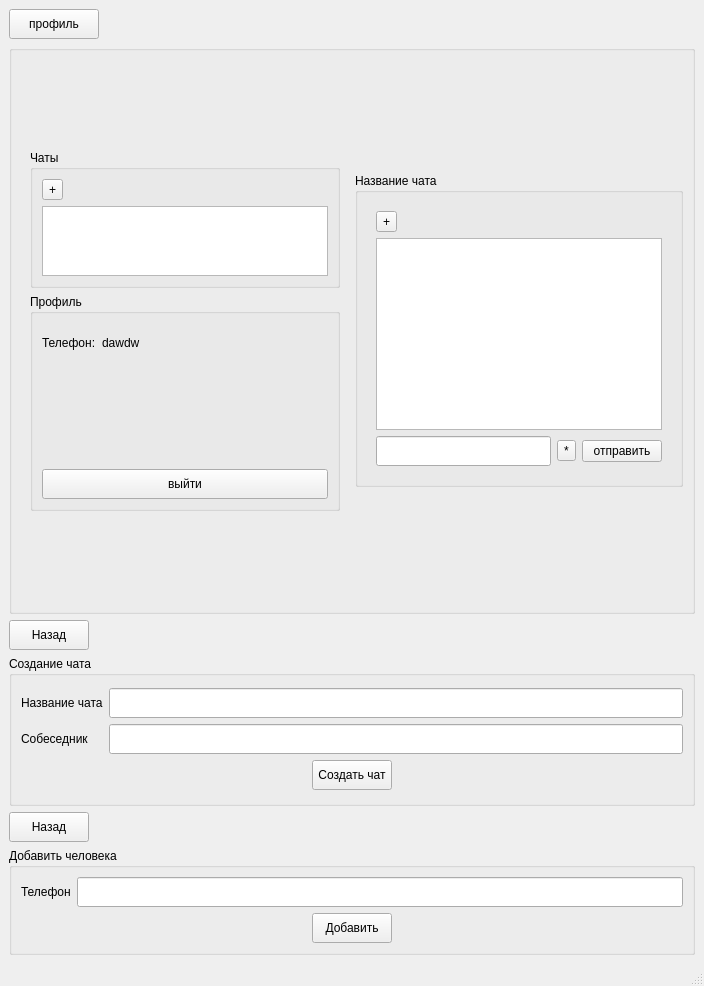
First picture: the form in ui/graphic/app_window.ui, repository yurij-lyubskij/goto_chat, before the edit.
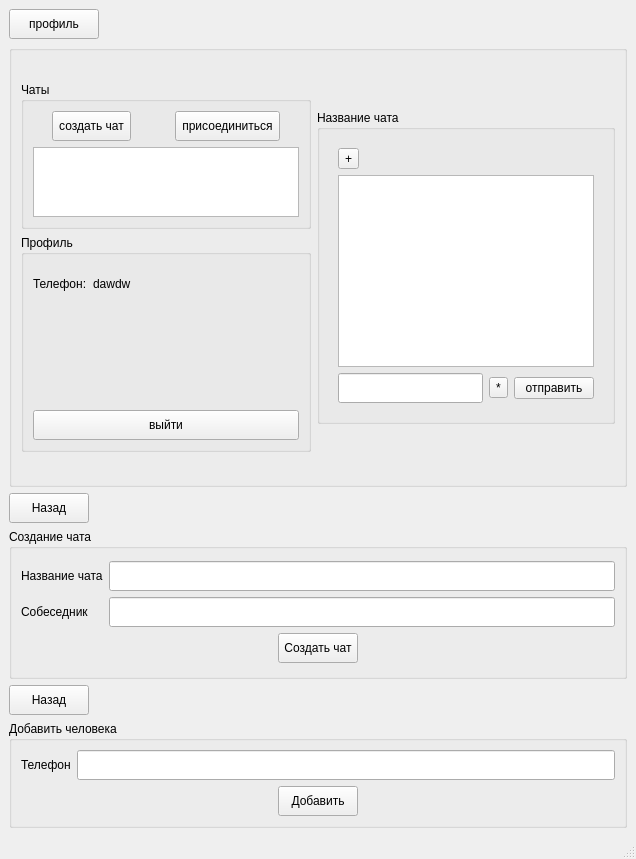
Second picture: the form after the edit.

Commit message: + visual fix + find button + (fix chat creation?)

Diff of the .ui file:
```diff
--- a/ui/graphic/app_window.ui
+++ b/ui/graphic/app_window.ui
@@ -9,8 +9,8 @@
    <rect>
     <x>0</x>
     <y>0</y>
-    <width>704</width>
-    <height>986</height>
+    <width>636</width>
+    <height>859</height>
    </rect>
   </property>
   <property name="sizePolicy">
@@ -35,11 +35,11 @@
    <string>MainWindow</string>
   </property>
   <widget class="QWidget" name="centralwidget">
-   <layout class="QGridLayout" name="gridLayout_13">
+   <layout class="QGridLayout" name="gridLayout_14">
     <item row="0" column="0">
      <layout class="QVBoxLayout" name="verticalLayout_7">
       <item>
-       <layout class="QVBoxLayout" name="verticalLayout_3">
+       <layout class="QVBoxLayout" name="verticalLayout">
         <item>
          <layout class="QHBoxLayout" name="horizontalLayout_4">
           <item>
@@ -81,21 +81,12 @@
           <property name="title">
            <string/>
           </property>
-          <layout class="QGridLayout" name="gridLayout_11">
+          <layout class="QGridLayout" name="gridLayout_13">
            <item row="0" column="0">
             <layout class="QHBoxLayout" name="horizontalLayout_3">
              <item>
-              <widget class="QWidget" name="chats_and_profile" native="true">
-               <property name="sizePolicy">
-                <sizepolicy hsizetype="Preferred" vsizetype="Maximum">
-                 <horstretch>0</horstretch>
-                 <verstretch>0</verstretch>
-                </sizepolicy>
-               </property>
-               <layout class="QGridLayout" name="gridLayout_5">
+              <layout class="QGridLayout" name="gridLayout_11">
                 <item row="0" column="0">
-                 <layout class="QVBoxLayout" name="verticalLayout">
-                  <item>
                    <widget class="QGroupBox" name="chat_list">
                     <property name="sizePolicy">
                      <sizepolicy hsizetype="Preferred" vsizetype="Maximum">
@@ -103,28 +94,85 @@
                       <verstretch>0</verstretch>
                      </sizepolicy>
                     </property>
+                 <property name="minimumSize">
+                  <size>
+                   <width>0</width>
+                   <height>0</height>
+                  </size>
+                 </property>
                     <property name="title">
                      <string>Чаты</string>
                     </property>
+                 <layout class="QGridLayout" name="gridLayout_5">
+                  <item row="0" column="0">
                     <layout class="QGridLayout" name="gridLayout">
-                     <item row="2" column="0">
-                      <layout class="QVBoxLayout" name="layout">
+                    <item row="0" column="0">
+                     <layout class="QHBoxLayout" name="horizontalLayout">
                        <item>
-                        <widget class="QListView" name="listView"/>
-                       </item>
-                      </layout>
-                     </item>
-                     <item row="1" column="0">
                       <widget class="QToolButton" name="toolButton">
+                        <property name="minimumSize">
+                         <size>
+                          <width>0</width>
+                          <height>30</height>
+                         </size>
+                        </property>
+                        <property name="maximumSize">
+                         <size>
+                          <width>16777215</width>
+                          <height>30</height>
+                         </size>
+                        </property>
                        <property name="text">
-                        <string>+</string>
+                         <string>создать чат</string>
                        </property>
                       </widget>
                      </item>
-                    </layout>
-                   </widget>
-                  </item>
-                  <item>
+                      <item>
+                       <spacer name="horizontalSpacer_9">
+                        <property name="orientation">
+                         <enum>Qt::Horizontal</enum>
+                        </property>
+                        <property name="sizeType">
+                         <enum>QSizePolicy::Maximum</enum>
+                        </property>
+                        <property name="sizeHint" stdset="0">
+                         <size>
+                          <width>19</width>
+                          <height>30</height>
+                         </size>
+                        </property>
+                       </spacer>
+                      </item>
+                      <item>
+                       <widget class="QToolButton" name="toolButton_5">
+                        <property name="minimumSize">
+                         <size>
+                          <width>0</width>
+                          <height>30</height>
+                         </size>
+                        </property>
+                        <property name="maximumSize">
+                         <size>
+                          <width>16777215</width>
+                          <height>31</height>
+                         </size>
+                        </property>
+                        <property name="text">
+                         <string>присоединиться</string>
+                        </property>
+                       </widget>
+                      </item>
+                     </layout>
+                    </item>
+                    <item row="1" column="0">
+                     <widget class="QListView" name="listView"/>
+                    </item>
+                   </layout>
+                  </item>
+                 </layout>
+                </widget>
+               </item>
+               <item row="1" column="0">
                    <widget class="QGroupBox" name="profile">
                     <property name="sizePolicy">
                      <sizepolicy hsizetype="Preferred" vsizetype="Maximum">
@@ -219,9 +267,6 @@
                   </item>
                  </layout>
                 </item>
-               </layout>
-              </widget>
-             </item>
              <item>
               <widget class="QGroupBox" name="messages">
                <property name="sizePolicy">
@@ -303,6 +348,10 @@
           </layout>
          </widget>
         </item>
+       </layout>
+      </item>
+      <item>
+       <layout class="QVBoxLayout" name="verticalLayout_3">
         <item>
          <layout class="QHBoxLayout" name="horizontalLayout_6">
           <item>
@@ -475,8 +524,6 @@
           </layout>
          </widget>
         </item>
-       </layout>
-      </item>
       <item>
        <layout class="QVBoxLayout" name="verticalLayout_6">
         <item>
@@ -615,6 +662,8 @@
      </layout>
     </item>
    </layout>
+    </item>
+   </layout>
   </widget>
   <widget class="QMenuBar" name="menubar">
    <property name="geometry">
```
Left out of the diff: 2 changed lines with no effect on the pictures. Lines whose indentation alone changed are shown as unchanged. The commit also changes 6 other files.
